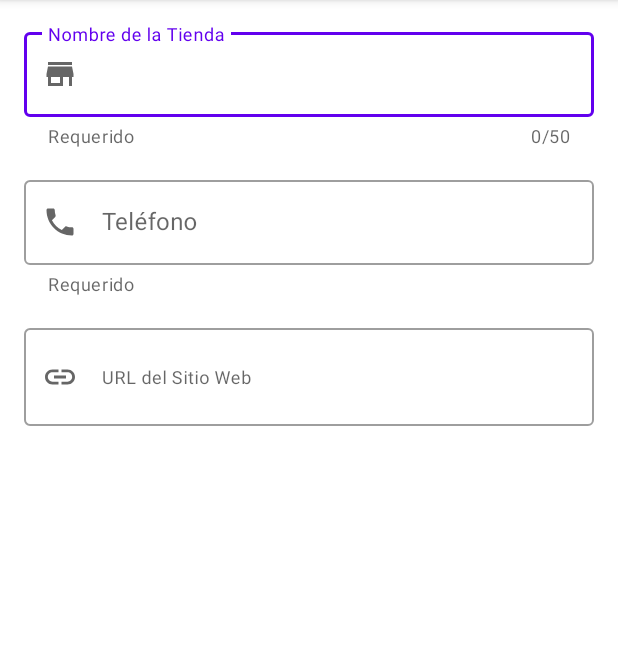
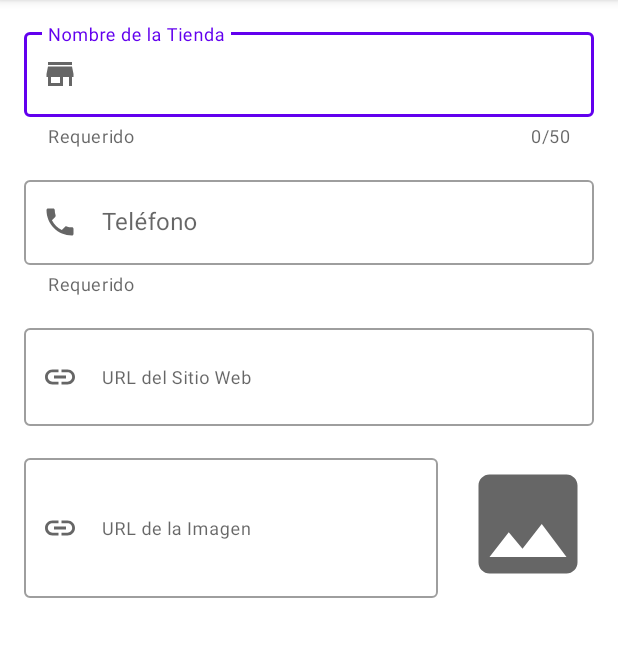
Before and after one commit to Nolo-98/Proyecto-App-Stores, an Android app: the fragment EditStoreFragment shown on its own in the app's theme, on a phone screen of 412 x 824 dp, the part 84-741 px from its top. Run offline under Robolectric (Android 15) with nearby library versions, the phone set to English and light mode, and no system bars.

Commit message:
TextField: imagen & Preview: ImageView

```diff
--- a/app/src/main/res/layout/fragment_edit_store.xml
+++ b/app/src/main/res/layout/fragment_edit_store.xml
@@ -68,6 +68,42 @@
                 android:inputType="textMultiLine"/>
         </com.google.android.material.textfield.TextInputLayout>
 
+        <LinearLayout
+            android:layout_width="match_parent"
+            android:layout_height="wrap_content"
+            android:orientation="horizontal"
+            android:layout_marginTop="@dimen/common_padding_default"
+            android:gravity="center_vertical">
+
+            <com.google.android.material.textfield.TextInputLayout
+                android:layout_width="0dp"
+                android:layout_height="wrap_content"
+                android:layout_weight="1"
+                android:hint="@string/hint_photo_url"
+                app:endIconMode="clear_text"
+                app:startIconDrawable="@drawable/ic_link"
+                style="@style/Widget.MaterialComponents.TextInputLayout.OutlinedBox">
+                <com.google.android.material.textfield.TextInputEditText
+                    android:id="@+id/etPhotoUrl"
+                    android:layout_width="match_parent"
+                    android:layout_height="wrap_content"
+                    android:textAppearance="?attr/textAppearanceCaption"
+                    android:textColor="@color/color_link"
+                    android:minLines="@integer/lines_url_photo"
+                    android:maxLines="@integer/lines_url_photo"
+                    android:inputType="textMultiLine"/>
+            </com.google.android.material.textfield.TextInputLayout>
+
+            <ImageView
+                android:id="@+id/imgPhoto"
+                android:layout_width="@dimen/photo_size_thumb"
+                android:layout_height="@dimen/photo_size_thumb"
+                android:src="@drawable/ic_image"
+                android:layout_marginStart="@dimen/common_padding_default"
+                android:contentDescription="@string/description_img_photo"/>
+
+        </LinearLayout>
+
     </LinearLayout>
 
 </androidx.core.widget.NestedScrollView>
--- a/app/src/main/res/values/dimens.xml
+++ b/app/src/main/res/values/dimens.xml
@@ -5,4 +5,5 @@
     <dimen name="common_padding_min">8dp</dimen>
     <dimen name="common_padding_default">16dp</dimen>
     <dimen name="common_padding_middle">24dp</dimen>
+    <dimen name="photo_size_thumb">88dp</dimen>
 </resources>
--- a/app/src/main/res/values/integers.xml
+++ b/app/src/main/res/values/integers.xml
@@ -3,4 +3,5 @@
     <integer name="counter_max_name">50</integer>
     <integer name="counter_max_phone">13</integer>
     <integer name="lines_url_website">2</integer>
+    <integer name="lines_url_photo">4</integer>
 </resources>
--- a/app/src/main/res/values/strings.xml
+++ b/app/src/main/res/values/strings.xml
@@ -8,4 +8,5 @@
     <string name="helper_required">Requerido</string>
     <string name="hint_phone">Teléfono</string>
     <string name="hint_website">URL del Sitio Web</string>
+    <string name="hint_photo_url">URL de la Imagen</string>
 </resources>
```
